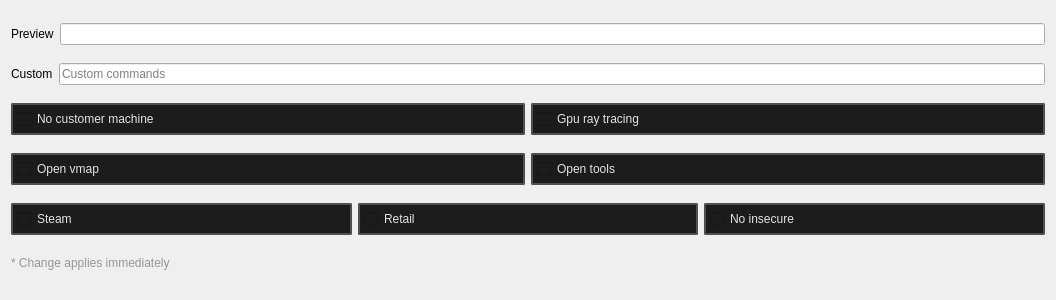
Before: the Qt Designer form src/launch_options/main.ui in dertwist/Hammer5Tools, drawn with Qt 5.
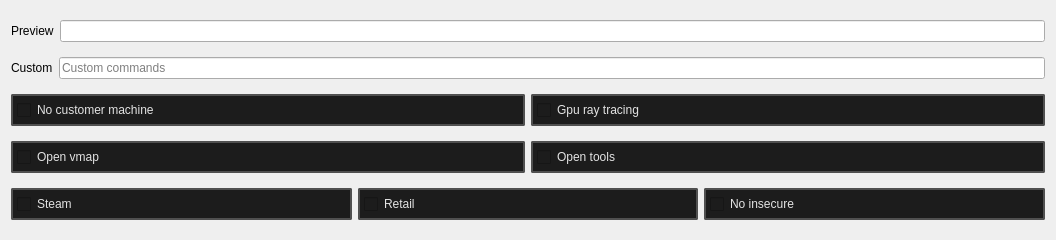
After: the same form once the commit is applied. Icons and pictures are not drawn.

```diff
--- a/src/launch_options/main.ui
+++ b/src/launch_options/main.ui
@@ -7,19 +7,19 @@
     <x>0</x>
     <y>0</y>
     <width>1056</width>
-    <height>300</height>
+    <height>240</height>
    </rect>
   </property>
   <property name="minimumSize">
    <size>
     <width>600</width>
-    <height>300</height>
+    <height>240</height>
    </size>
   </property>
   <property name="maximumSize">
    <size>
     <width>1300</width>
-    <height>1600</height>
+    <height>240</height>
    </size>
   </property>
   <property name="windowTitle">
@@ -399,28 +399,6 @@
      </item>
     </layout>
    </item>
-   <item>
-    <widget class="QLabel" name="info_lable">
-     <property name="minimumSize">
-      <size>
-       <width>0</width>
-       <height>20</height>
-      </size>
-     </property>
-     <property name="maximumSize">
-      <size>
-       <width>16777215</width>
-       <height>20</height>
-      </size>
-     </property>
-     <property name="styleSheet">
-      <string notr="true">color: rgb(150, 150, 150);</string>
-     </property>
-     <property name="text">
-      <string>* Change applies immediately</string>
-     </property>
-    </widget>
-   </item>
   </layout>
  </widget>
  <resources>
```
